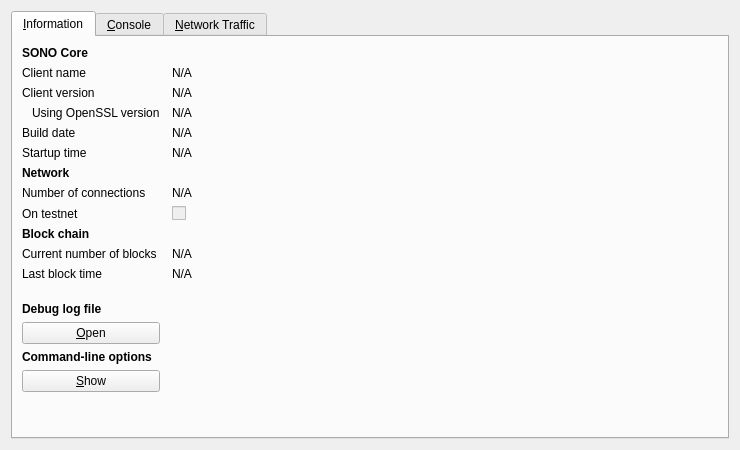
First picture: the form in src/qt/forms/rpcconsole.ui, repository altcommunitycoin/SONO, before the edit.
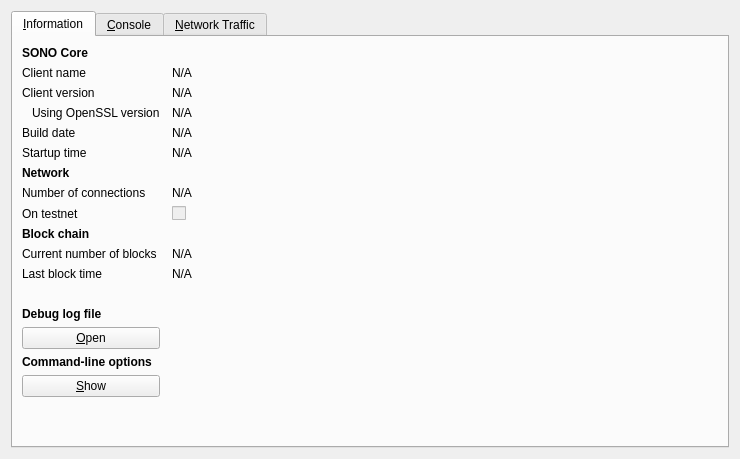
Second picture: the form after the edit. Icons and pictures are not drawn. Custom widgets are drawn as their Qt base class.

Patch:
```diff
--- a/src/qt/forms/rpcconsole.ui
+++ b/src/qt/forms/rpcconsole.ui
@@ -7,7 +7,7 @@
     <x>0</x>
     <y>0</y>
     <width>740</width>
-    <height>450</height>
+    <height>459</height>
    </rect>
   </property>
   <property name="windowTitle">
```
